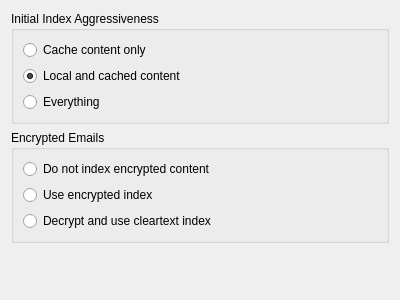
Old version of the form nepomuk_email_feeder/configdialog.ui in the repository chusopr/kdepim-ktimetracker-akonadi.
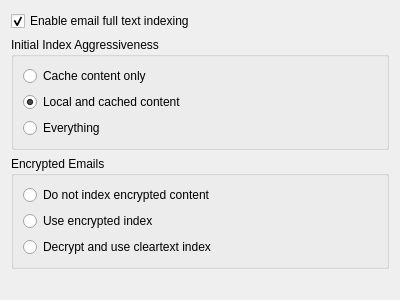
New version of the form. Custom widgets are drawn as their Qt base class.

Commit message: Allow to enable/disable email indexing here as well.

Diff of the .ui file:
```diff
--- a/nepomuk_email_feeder/configdialog.ui
+++ b/nepomuk_email_feeder/configdialog.ui
@@ -11,6 +11,16 @@
    </rect>
   </property>
   <layout class="QVBoxLayout" name="verticalLayout_3">
+   <item>
+    <widget class="QCheckBox" name="enableIndexing">
+     <property name="text">
+      <string>Enable email full text indexing</string>
+     </property>
+     <property name="checked">
+      <bool>true</bool>
+     </property>
+    </widget>
+   </item>
    <item>
     <widget class="KButtonGroup" name="kcfg_IndexAggressiveness">
      <property name="title">
```
Left out of the diff: 35 changed lines with no effect on the pictures. The commit also changes 2 other files.
